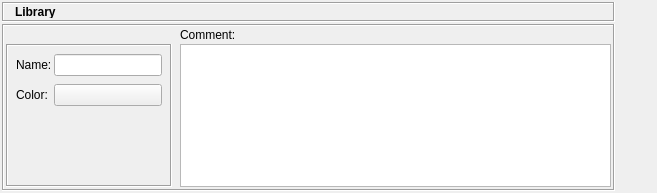
The window that src/gui/librarydialog_q.ui (fwbuilder/fwbuilder) describes before a commit, drawn with Qt 5.
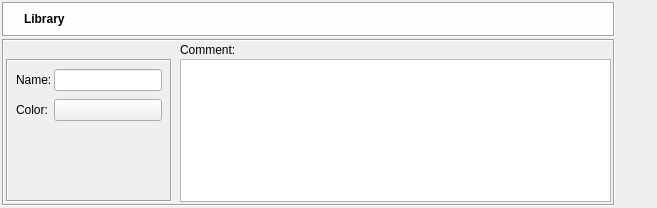
The same window after the commit. Icons and pictures are not drawn.

The edit to the form file:
```diff
--- a/src/gui/librarydialog_q.ui
+++ b/src/gui/librarydialog_q.ui
@@ -62,9 +62,76 @@
        <property name="minimumSize" >
         <size>
          <width>16</width>
-         <height>20</height>
+         <height>35</height>
         </size>
        </property>
+       <property name="palette" >
+        <palette>
+         <active>
+          <colorrole role="Base" >
+           <brush brushstyle="SolidPattern" >
+            <color alpha="255" >
+             <red>255</red>
+             <green>255</green>
+             <blue>255</blue>
+            </color>
+           </brush>
+          </colorrole>
+          <colorrole role="Window" >
+           <brush brushstyle="SolidPattern" >
+            <color alpha="255" >
+             <red>255</red>
+             <green>254</green>
+             <blue>253</blue>
+            </color>
+           </brush>
+          </colorrole>
+         </active>
+         <inactive>
+          <colorrole role="Base" >
+           <brush brushstyle="SolidPattern" >
+            <color alpha="255" >
+             <red>255</red>
+             <green>255</green>
+             <blue>255</blue>
+            </color>
+           </brush>
+          </colorrole>
+          <colorrole role="Window" >
+           <brush brushstyle="SolidPattern" >
+            <color alpha="255" >
+             <red>255</red>
+             <green>254</green>
+             <blue>253</blue>
+            </color>
+           </brush>
+          </colorrole>
+         </inactive>
+         <disabled>
+          <colorrole role="Base" >
+           <brush brushstyle="SolidPattern" >
+            <color alpha="255" >
+             <red>255</red>
+             <green>254</green>
+             <blue>253</blue>
+            </color>
+           </brush>
+          </colorrole>
+          <colorrole role="Window" >
+           <brush brushstyle="SolidPattern" >
+            <color alpha="255" >
+             <red>255</red>
+             <green>254</green>
+             <blue>253</blue>
+            </color>
+           </brush>
+          </colorrole>
+         </disabled>
+        </palette>
+       </property>
+       <property name="autoFillBackground" >
+        <bool>true</bool>
+       </property>
        <property name="frameShape" >
         <enum>QFrame::Box</enum>
        </property>
@@ -90,7 +157,7 @@
         <property name="verticalSpacing" >
          <number>2</number>
         </property>
-        <item row="0" column="1" >
+        <item row="0" column="2" >
          <widget class="QLabel" name="editorTitle" >
           <property name="sizePolicy" >
            <sizepolicy vsizetype="Fixed" hsizetype="Preferred" >
@@ -131,6 +198,22 @@
           </property>
          </widget>
         </item>
+        <item row="0" column="1" >
+         <widget class="QLabel" name="label" >
+          <property name="sizePolicy" >
+           <sizepolicy vsizetype="Preferred" hsizetype="Maximum" >
+            <horstretch>0</horstretch>
+            <verstretch>0</verstretch>
+           </sizepolicy>
+          </property>
+          <property name="text" >
+           <string/>
+          </property>
+          <property name="pixmap" >
+           <pixmap resource="MainRes.qrc" >:/Icons/Library/icon</pixmap>
+          </property>
+         </widget>
+        </item>
        </layout>
       </widget>
      </item>
```
Left out of the diff: 4 changed lines with no effect on the pictures.
